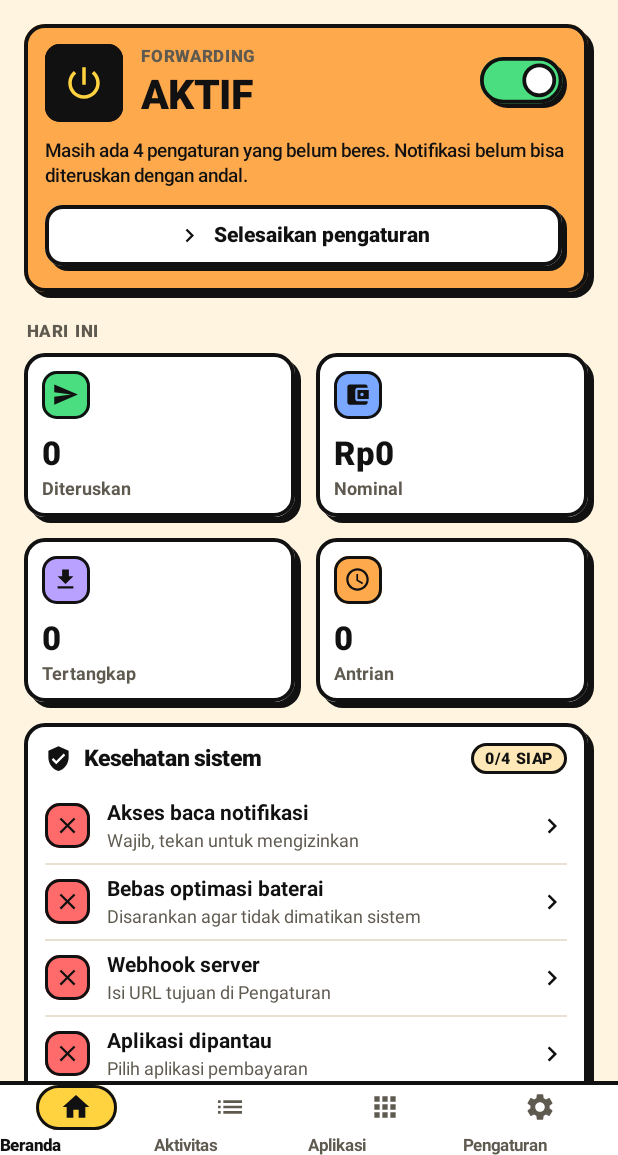
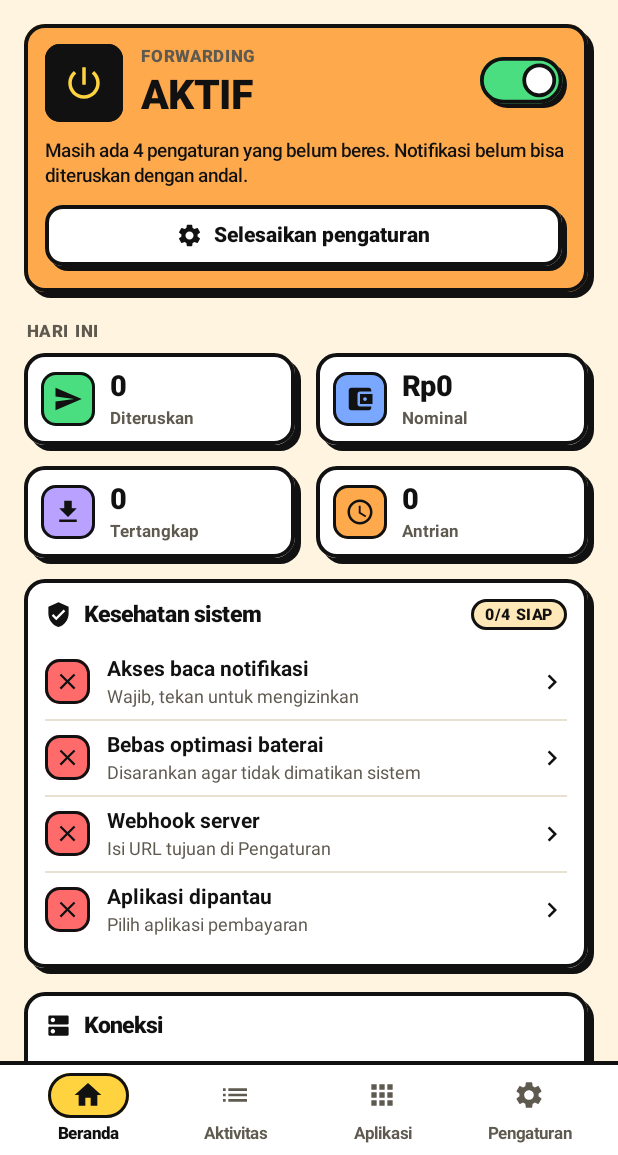
Before and after one commit to NixxyHorwitz/panen, an Android app: the screen it shows after launch (MainActivity), on a phone screen of 412 x 824 dp, the part 81-1236 px from its top. Run offline under Robolectric (Android 15) with nearby library versions, the phone set to English and light mode, and no system bars.

Commit message:
CuanForwarder: fix bottom nav insets and tidy home stats
- Nav background is set once before padding, so the gesture-bar inset is no
  longer wiped when switching tabs (labels slid under the handle and taps
  missed)
- Nav labels centred under their icons; scroll bar hidden
- Today's stats use compact horizontal tiles
- Boot log message names the real trigger

Co-Authored-By: Claude Opus 5.5 <noreply@anthropic.com>

```diff
--- a/android-forwarder/app/src/main/java/com/cuanforwarder/app/BootReceiver.java
+++ b/android-forwarder/app/src/main/java/com/cuanforwarder/app/BootReceiver.java
@@ -8,7 +8,9 @@ import android.content.Intent;
 public class BootReceiver extends BroadcastReceiver {
     @Override
     public void onReceive(Context context, Intent intent) {
-        Prefs.log(context, "info", "Aktif kembali setelah " + (Intent.ACTION_MY_PACKAGE_REPLACED.equals(intent.getAction()) ? "update aplikasi" : "HP menyala"));
+        String a = String.valueOf(intent.getAction());
+        String why = Intent.ACTION_MY_PACKAGE_REPLACED.equals(a) ? "update aplikasi" : a.contains("BOOT") || a.contains("POWERON") ? "HP menyala" : "dijalankan sistem";
+        Prefs.log(context, "info", "Aktif kembali setelah " + why);
         Util.startService(context);
         Util.scheduleWatchdog(context, 15 * 60_000L);
         NotifListener.rebind(context);
--- a/android-forwarder/app/src/main/java/com/cuanforwarder/app/MainActivity.java
+++ b/android-forwarder/app/src/main/java/com/cuanforwarder/app/MainActivity.java
@@ -88,6 +88,7 @@ public class MainActivity extends Activity {
         scroll = new ScrollView(this);
         scroll.setFillViewport(true);
         scroll.setClipToPadding(false);
+        scroll.setVerticalScrollBarEnabled(false);
         FrameLayout center = new FrameLayout(this);
         page = ui.vcol();
         page.setPadding(ui.dp(16), ui.dp(6), ui.dp(16), ui.dp(24));
@@ -153,17 +154,15 @@ public class MainActivity extends Activity {
 
     private LinearLayout buildNav() {
         LinearLayout n = ui.hrow();
-        n.setBackgroundColor(Ui.CARD);
+        // garis atas tebal khas neobrutalism; padding diatur sesudahnya karena setBackground ikut mengubah padding
+        n.setBackground(new android.graphics.drawable.LayerDrawable(new Drawable[]{
+                new ColorDrawable(Ui.INK), insetTop(new ColorDrawable(Ui.CARD), ui.dp(2.5f))}));
         n.setPadding(ui.dp(10), ui.dp(8), ui.dp(10), ui.dp(8));
-        n.setElevation(0);
         return n;
     }
 
     private void renderNav() {
         nav.removeAllViews();
-        // garis atas tebal khas neobrutalism
-        nav.setBackground(new android.graphics.drawable.LayerDrawable(new Drawable[]{
-                new ColorDrawable(Ui.INK), insetTop(new ColorDrawable(Ui.CARD), ui.dp(2.5f))}));
         for (int i = 0; i < NAV_LABEL.length; i++) {
             final int idx = i;
             boolean on = i == current;
@@ -176,9 +175,10 @@ public class MainActivity extends Activity {
             ic.setGravity(Gravity.CENTER);
             ic.addView(ui.icon(NAV_ICON[i], 21, on ? Ui.INK : Ui.MUTED));
             item.addView(ic, new LinearLayout.LayoutParams(ui.dp(54), ui.dp(30)));
-            TextView t = ui.text(NAV_LABEL[i], 11, on ? Ui.INK : Ui.MUTED, on ? Ui.BLACK : Ui.BOLD);
+            TextView t = ui.oneLine(ui.text(NAV_LABEL[i], 11, on ? Ui.INK : Ui.MUTED, on ? Ui.BLACK : Ui.BOLD));
+            t.setGravity(Gravity.CENTER);
             t.setPadding(0, ui.dp(4), 0, 0);
-            item.addView(t);
+            item.addView(t, new LinearLayout.LayoutParams(-1, -2));
             nav.addView(item, Ui.weight(1));
         }
     }
@@ -278,7 +278,7 @@ public class MainActivity extends Activity {
         desc.setPadding(0, ui.dp(12), 0, 0);
         power.addView(desc);
         if (missing > 0) {
-            Ui.Box fix = ui.button("Selesaikan pengaturan", R.drawable.ic_chevron, Ui.CARD, v -> show(P_SET));
+            Ui.Box fix = ui.button("Selesaikan pengaturan", R.drawable.ic_settings, Ui.CARD, v -> show(P_SET));
             LinearLayout.LayoutParams lp = new LinearLayout.LayoutParams(-1, ui.dp(44));
             lp.topMargin = ui.dp(12);
             power.addView(fix, lp);
@@ -354,15 +354,17 @@ public class MainActivity extends Activity {
 
     private View statTile(int icon, int color, String value, String label) {
         Ui.Box t = new Ui.Box(this, Ui.CARD, ui.dp(14), ui.dp(2.5f), ui.dp(4));
-        t.setOrientation(LinearLayout.VERTICAL);
-        t.pad(ui.dp(12), ui.dp(12), ui.dp(12), ui.dp(12));
-        t.addView(ui.tile(icon, color, 32, 18, Ui.INK));
-        TextView v = ui.oneLine(ui.text(value, 22, Ui.INK, Ui.BLACK));
-        v.setPadding(0, ui.dp(10), 0, 0);
-        t.addView(v);
-        TextView l = ui.oneLine(ui.text(label, 12, Ui.MUTED, Ui.BOLD));
+        t.setOrientation(LinearLayout.HORIZONTAL);
+        t.setGravity(Gravity.CENTER_VERTICAL);
+        t.pad(ui.dp(11), ui.dp(11), ui.dp(11), ui.dp(11));
+        t.addView(ui.tile(icon, color, 36, 20, Ui.INK));
+        LinearLayout col = ui.vcol();
+        col.setPadding(ui.dp(10), 0, 0, 0);
+        col.addView(ui.oneLine(ui.text(value, 19, Ui.INK, Ui.BLACK)));
+        TextView l = ui.oneLine(ui.text(label, 11.5f, Ui.MUTED, Ui.BOLD));
         l.setPadding(0, ui.dp(3), 0, 0);
-        t.addView(l);
+        col.addView(l);
+        t.addView(col, Ui.weight(1));
         return t;
     }
 
```
